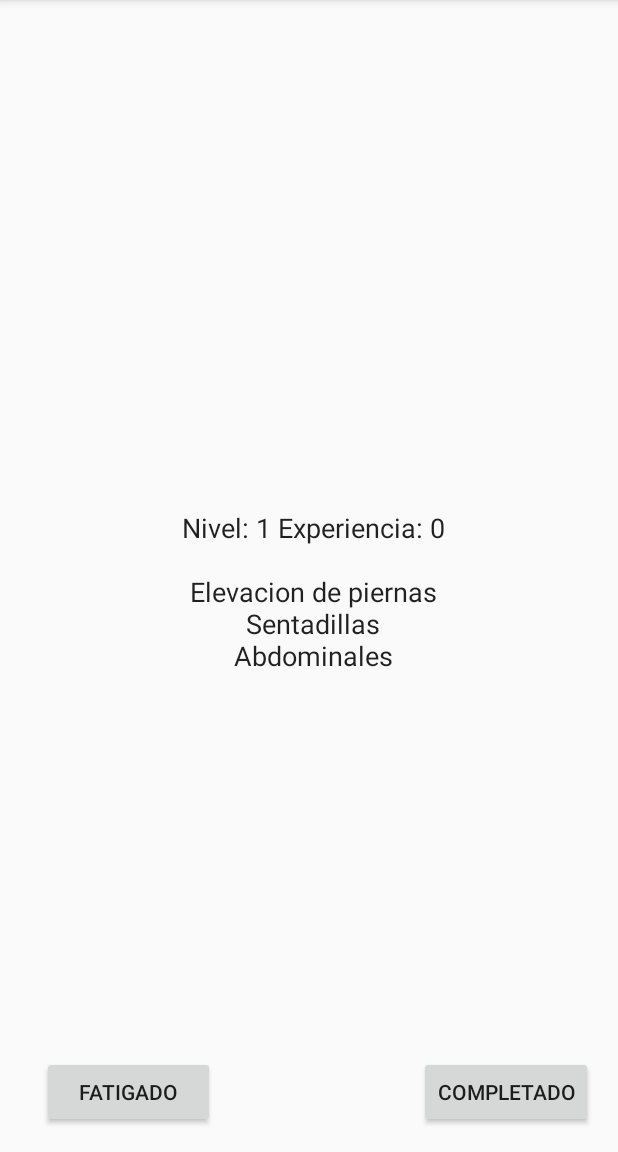
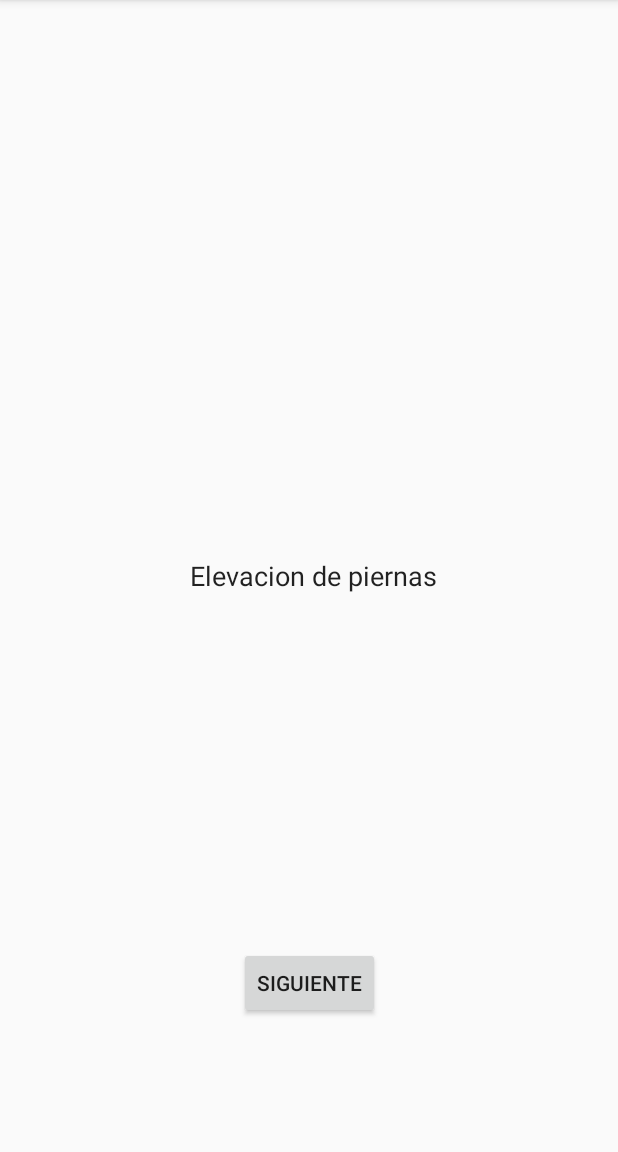
Before and after one commit to gaboisleno/SeminarioII, an Android app: the screen it shows after launch (JustDoIt), after a tap on "INICIAR RUTINA", on a phone screen of 412 x 824 dp, the part 84-1236 px from its top. Run offline under Robolectric (Android 15) with nearby library versions, the phone set to English and light mode, and no system bars.

Commit message:
next exercise button

```diff
--- a/app/src/main/java/com/example/administrador/myapplication/JustDoIt.java
+++ b/app/src/main/java/com/example/administrador/myapplication/JustDoIt.java
@@ -18,6 +18,18 @@ public class JustDoIt extends AppCompatActivity {
         super.onCreate(savedInstanceState);
         setContentView(R.layout.activity_just_do_it);
 
+        //Setear componentes
+        final Button tired = findViewById(R.id.tired);
+        final Button finish = findViewById(R.id.finished);
+        final Button next = findViewById(R.id.next);
+        final TextView myText = (TextView)findViewById(R.id.txtView);
+
+        String texto = "";
+        myText.setText(texto);
+
+        finish.setVisibility(View.INVISIBLE);
+        tired.setVisibility(View.INVISIBLE);
+
         Gson gson       = new Gson();
         FileHelper fh   = new FileHelper();
 
@@ -30,43 +42,42 @@ public class JustDoIt extends AppCompatActivity {
         Usuario appUser = gson.fromJson(userInfo, Usuario.class);
 
         //Recuperar ejercicios
-        List<Ejercicio> rutina = new ArrayList<>();
+        final List<Ejercicio> rutina = new ArrayList<>();
         Ejercicio[] appRuotine = gson.fromJson(exercisesInfo, Ejercicio[].class);
 
-        //Llenar la lista con ejercicios
+        //Cargar la lista con ejercicios
         for (int i = 0; i < appRuotine.length; i++) {
             rutina.add(appRuotine[i]);
         }
-
-        //Limpiar screen
-        TextView myText = (TextView)findViewById(R.id.txtView);
-        myText.setText("");
 
         //Mostrar los ejercicios en el texview
         int maxExc = getMaxExc(appUser.getNivel());
         int rand = 0;
 
-        String texto = myText.getText() + "\n" +
-                "Nivel: "+ appUser.getNivel() +
-                " Experiencia: "+ appUser.getExperiencia() +
-                "\n";
+        //Primer ejercicio
+        myText.setText(getExcersice(rutina));
 
-        myText.setText(texto);
+        next.setOnClickListener(new View.OnClickListener() {
+            public void onClick(View v) {
+                Log.d("OnClickNext","Siguiente ejercicio...");
+                String texto = "";
+                myText.setText(texto);
+                texto = getExcersice(rutina);
 
-        for (int i=0; i < maxExc; i++){
-            rand = new Random().nextInt(rutina.size());
+                Log.d("OnClickNext","Siguiente ejercicio "+ texto);
 
-            texto = myText.getText() + "\n" + rutina.get(rand).getNombre();
+                if (texto.equals("")){
+                    myText.setText("Completado!");
+                    finish.setVisibility(View.VISIBLE);
+                    tired.setVisibility(View.VISIBLE);
+                    next.setVisibility(View.INVISIBLE);
+                }else{
+                    myText.setText(texto);
+                }
 
-            myText.setText(texto);
+            }
+        });
 
-            rutina.remove(rand);
-        }
-
-
-
-
-        final Button tired = findViewById(R.id.tired);
         tired.setOnClickListener(new View.OnClickListener() {
             public void onClick(View v) {
                 Log.d("OnClickTired","Cansado...");
@@ -74,7 +85,6 @@ public class JustDoIt extends AppCompatActivity {
             }
         });
 
-        final Button finish = findViewById(R.id.finished);
         finish.setOnClickListener(new View.OnClickListener() {
             public void onClick(View v) {
                 Log.d("OnClickFinish","Completado!");
@@ -84,7 +94,24 @@ public class JustDoIt extends AppCompatActivity {
 
     }
 
+    public String getExcersice(List<Ejercicio> rutina){
+        int size = rutina.size();
+        String retorno = "";
+
+        if (size > 0){
+            int rand = new Random().nextInt(size);
+            retorno = rutina.get(rand).getNombre();
+            rutina.remove(rand);
+            return retorno;
+        }else{
+            return retorno;
+        }
+
+    }
+
+
     public int getMaxExc(int level){
+        //Segun el nivel, retorna el maximo de ejercicios
         int max;
 
         switch (level)
--- a/app/src/main/java/com/example/administrador/myapplication/MainActivity.java
+++ b/app/src/main/java/com/example/administrador/myapplication/MainActivity.java
@@ -19,7 +19,7 @@ public class MainActivity extends AppCompatActivity {
         FileHelper fh   = new FileHelper();
 
         //Load Json's
-        String myUserJson = "{\"nombre\":\"Gabriel\",\"nivel\":\"1\",\"experiencia\":0}";
+        String myUserJson = "{\"nombre\":\"Gabriel\",\"nivel\":\"4\",\"experiencia\":0}";
 
         String myExercisesJson = "[" +
                 "{\"descripcion\":\"Test\",\"nombre\":\"Zancadas\",\"tipo\":1}, " +
--- a/app/src/main/res/layout/activity_just_do_it.xml
+++ b/app/src/main/res/layout/activity_just_do_it.xml
@@ -32,7 +32,7 @@
     <TextView
         android:id="@+id/txtView"
         android:layout_width="328dp"
-        android:layout_height="417dp"
+        android:layout_height="316dp"
         android:layout_marginStart="8dp"
         android:layout_marginLeft="8dp"
         android:layout_marginTop="8dp"
@@ -58,4 +58,20 @@
         android:text="Fatigado"
         app:layout_constraintBottom_toBottomOf="parent"
         app:layout_constraintStart_toStartOf="parent" />
+
+    <Button
+        android:id="@+id/next"
+        android:layout_width="wrap_content"
+        android:layout_height="wrap_content"
+        android:layout_marginStart="8dp"
+        android:layout_marginLeft="8dp"
+        android:layout_marginTop="8dp"
+        android:layout_marginEnd="8dp"
+        android:layout_marginRight="8dp"
+        android:layout_marginBottom="8dp"
+        android:text="Siguiente"
+        app:layout_constraintBottom_toBottomOf="parent"
+        app:layout_constraintEnd_toEndOf="parent"
+        app:layout_constraintStart_toStartOf="parent"
+        app:layout_constraintTop_toBottomOf="@+id/txtView" />
 </android.support.constraint.ConstraintLayout>
--- a/build.gradle
+++ b/build.gradle
@@ -7,7 +7,7 @@ buildscript {
         jcenter()
     }
     dependencies {
-        classpath 'com.android.tools.build:gradle:3.3.0'
+        classpath 'com.android.tools.build:gradle:3.3.1'
 
 
         // NOTE: Do not place your application dependencies here; they belong
```
